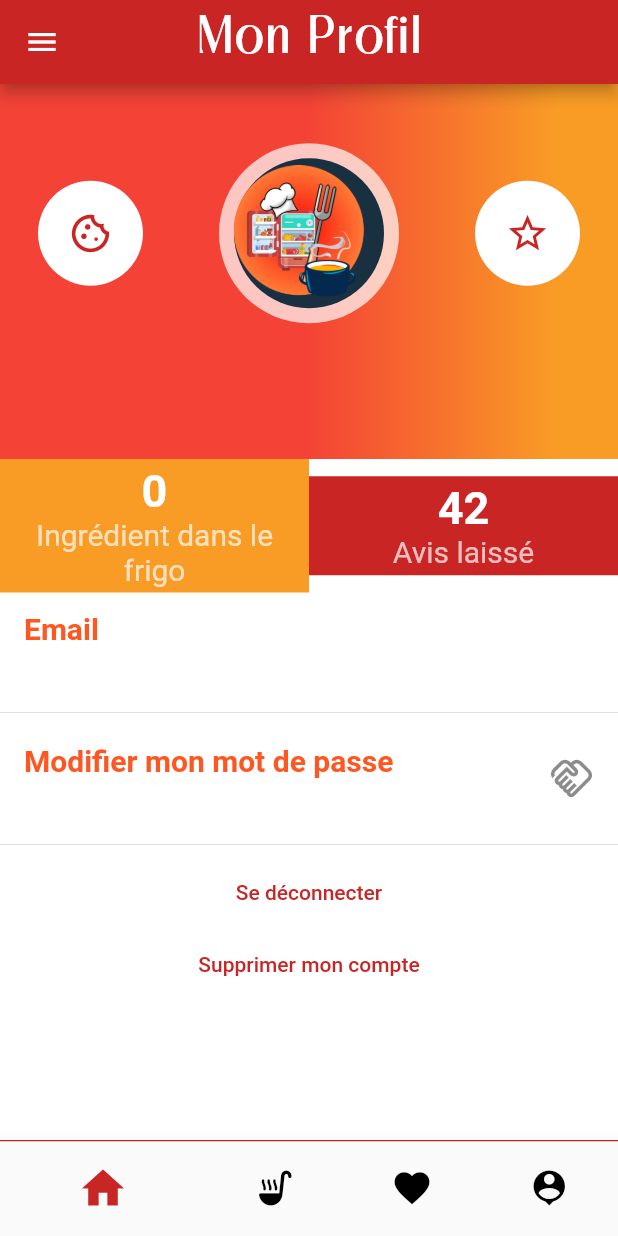
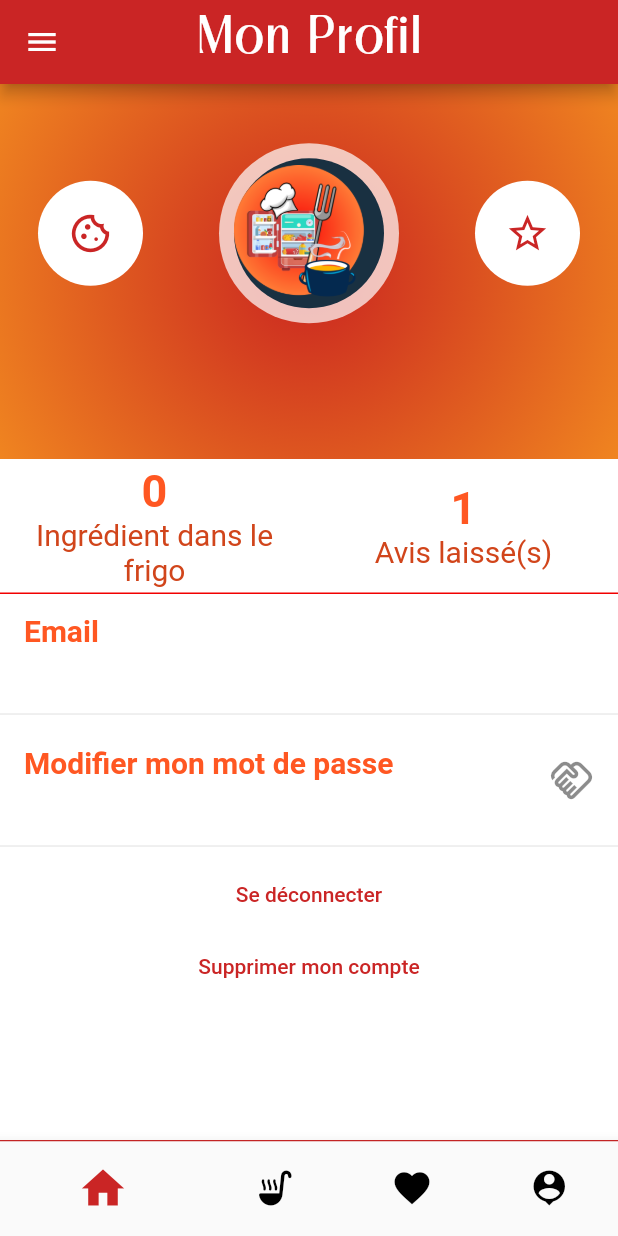
Before and after one commit to Anthony5997/flutter_whats_for_dinner, a Flutter app: the SessionView screen opened directly with empty values, on a phone screen of 412 x 824 dp. Run offline on Flutter 3.47's test engine with Material 2 defaults, Android fonts, the light colour scheme and no system bars; our stand-ins replace bloc, equatable, flutter_bloc, flutter_form_builder, flutter_rating_bar, form_builder_validators and 4 more; accounts and stored records are empty.

Commit message:
profile modifier / Couleurs adaptés

```diff
--- a/lib/Session/session_view.dart
+++ b/lib/Session/session_view.dart
@@ -30,16 +30,15 @@ class _SessionViewState extends State<SessionView> {
         centerTitle: true,
       ),
       drawer: CustomDrawer(),
-      body:  ListView(
+      body: ListView(
         children: <Widget>[
           Container(
             height: 250,
             decoration: BoxDecoration(
-                gradient: LinearGradient(
-                  colors: [Colors.red,Color(0xFFF99C25)],
-                  begin: Alignment.centerLeft,
-                  end: Alignment.centerRight,
-                  stops: [0.5, 0.9],
+              gradient: RadialGradient(
+                colors: [Color(0xffca2520), Color(0xfff99c20)],
+                center: Alignment.center,
+                radius: 1.2,
               ),
             ),
             child: Column(
@@ -100,11 +99,16 @@ class _SessionViewState extends State<SessionView> {
             ),
           ),
           Container(
+            decoration: const BoxDecoration(
+              border: Border(
+                bottom: BorderSide(color: Color.fromARGB(255, 241, 0, 0)),
+              ),
+            ),
             child: Row(
               children: <Widget>[
                 Expanded(
                   child: Container(
-                      color: Color(0xFFF99C25),
+                    // color: Color(0xFFF99C25),
                     child: ListTile(
                       title: Text(
                         widget.fridge.ingredients_list.length.toString(),
@@ -112,7 +116,7 @@ class _SessionViewState extends State<SessionView> {
                         style: TextStyle(
                           fontWeight: FontWeight.bold,
                           fontSize: 30,
-                            color: Colors.white,
+                          color: Colors.deepOrange,
                         ),
                       ),
                       subtitle: Text(
@@ -120,7 +124,7 @@ class _SessionViewState extends State<SessionView> {
                         textAlign: TextAlign.center,
                         style: TextStyle(
                           fontSize: 20,
-                            color: Colors.white70,
+                          color: Color(0xFFD1451B),
                         ),
                       ),
                     ),
@@ -128,23 +132,23 @@ class _SessionViewState extends State<SessionView> {
                 ),
                 Expanded(
                   child: Container(
-                      color: primaryColor,
+                    // color: primaryColor,
                     child: ListTile(
                       title: Text(
-                          '42',
+                        '1',
                         textAlign: TextAlign.center,
                         style: TextStyle(
                           fontWeight: FontWeight.bold,
                           fontSize: 30,
-                            color: Colors.white,
+                          color: Colors.deepOrange,
                         ),
                       ),
                       subtitle: Text(
-                          'Avis laissé',
+                        'Avis laissé(s)',
                         textAlign: TextAlign.center,
                         style: TextStyle(
                           fontSize: 20,
-                            color: Colors.white70,
+                          color: Color(0xFFD1451B),
                         ),
                       ),
                     ),
@@ -195,7 +199,6 @@ class _SessionViewState extends State<SessionView> {
                       trailing: Icon(
                         Icons.handshake_outlined,
                         size: 30.0,
-
                       ),
                     ),
                     Divider(),
@@ -208,7 +211,6 @@ class _SessionViewState extends State<SessionView> {
                     TextButton(child: const Text('Supprimer mon compte'), onPressed: () => context.read<AuthenticationBloc>().add(LogoutEvent())),
                   ],
                 )
-
               ],
             ),
           )
--- a/lib/fridge/screens/fridge_view.dart
+++ b/lib/fridge/screens/fridge_view.dart
@@ -39,7 +39,6 @@ class _FridgeScreenState extends State<FridgeScreen> {
           ),
         ],
       ),
-      // backgroundColor: themeColor['principale'],
       drawer: CustomDrawer(),
       body: BlocProvider<FridgeBloc>(
         create: (context) => FridgeBloc()..add(FridgeLoadingEvent()),
--- a/lib/services/api_base_helper.dart
+++ b/lib/services/api_base_helper.dart
@@ -318,7 +318,6 @@ class ApiBaseHelper {
 
   Future<dynamic> postLogin(email, password) async {
     dynamic responseJson;
-    print(_baseUrl);
     try {
       final response = await http.post(
         Uri.parse(_baseUrl + "/auth/login"),
```
Lines whose indentation alone changed are shown as unchanged.
